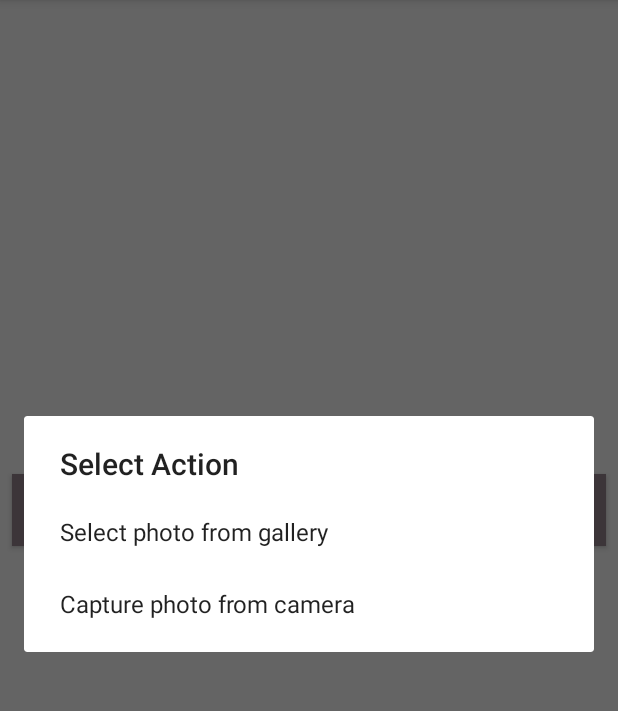
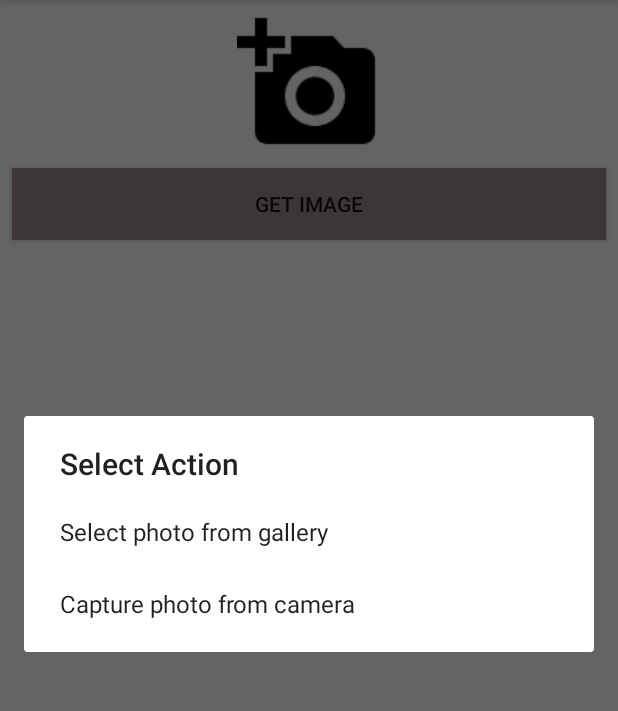
Before and after one commit to ekelseya/PaletteDesign, an Android app: the GetImage screen opened directly, with no data from a screen before it, after a tap on "GET IMAGE", on a phone screen of 412 x 824 dp, the part 84-795 px from its top. Run offline under Robolectric (Android 15) with nearby library versions, the phone set to English and light mode, and no system bars.

Commit message:
Layout Updates

```diff
--- a/app/src/main/res/layout/get_image.xml
+++ b/app/src/main/res/layout/get_image.xml
@@ -7,14 +7,16 @@
 
     <ImageView
             android:id="@+id/pictureImageview"
-            android:layout_width="match_parent"
-            android:layout_height="300dp"
+            android:layout_width="wrap_content"
+            android:layout_height="wrap_content"
             android:layout_marginBottom="376dp"
             app:layout_constraintBottom_toBottomOf="parent"
             android:layout_marginTop="8dp" app:layout_constraintTop_toTopOf="parent"
             app:layout_constraintVertical_bias="0.0" app:layout_constraintEnd_toEndOf="parent"
             android:layout_marginEnd="8dp" android:layout_marginRight="8dp"
-            android:contentDescription="Image from camera or gallery"/>
+            android:contentDescription="Image from camera or gallery" android:background="@drawable/add_photo"
+            android:layout_marginStart="8dp" app:layout_constraintStart_toStartOf="parent"
+            android:layout_marginLeft="8dp"/>
 
     <Button
             android:id="@+id/image_button"
@@ -39,7 +41,7 @@
             android:layout_width="match_parent"
             android:layout_height="wrap_content"
             android:layout_alignParentBottom="true"
-            android:text="New Color" android:background="@color/colorPrimary"
+            android:text="Find New Color in Image" android:background="@color/colorPrimary"
             android:layout_below="@+id/pictureImageview"
             android:layout_marginTop="8dp"
             app:layout_constraintTop_toBottomOf="@+id/image_button" app:layout_constraintStart_toStartOf="parent"
--- a/app/src/main/res/layout/help_content.xml
+++ b/app/src/main/res/layout/help_content.xml
@@ -6,11 +6,11 @@
 
     <TextView
             android:text="@string/help_information"
-            android:layout_width="wrap_content"
+            android:layout_width="0dp"
             android:layout_height="wrap_content"
             android:id="@+id/helpText" android:layout_marginTop="8dp"
             app:layout_constraintTop_toTopOf="parent" android:layout_marginBottom="8dp"
             app:layout_constraintBottom_toBottomOf="parent" app:layout_constraintStart_toStartOf="parent"
-            android:layout_marginLeft="8dp" android:layout_marginStart="8dp" app:layout_constraintEnd_toEndOf="parent"
-            android:layout_marginEnd="8dp" android:layout_marginRight="8dp"/>
+            android:layout_marginLeft="24dp" android:layout_marginStart="24dp" app:layout_constraintEnd_toEndOf="parent"
+            android:layout_marginEnd="24dp" android:layout_marginRight="24dp"/>
 </android.support.constraint.ConstraintLayout>
```
Also changed, not shown: app/src/main/java/com/ekelseya/palettedesign/GetImage.kt (+7 -1 lines), app/src/main/res/layout/build_splash.xml (+10 -4 lines), app/src/main/res/layout/color_block_build.xml (+9 -2 lines), app/src/main/res/drawable-v21/add_photo.png (added).
